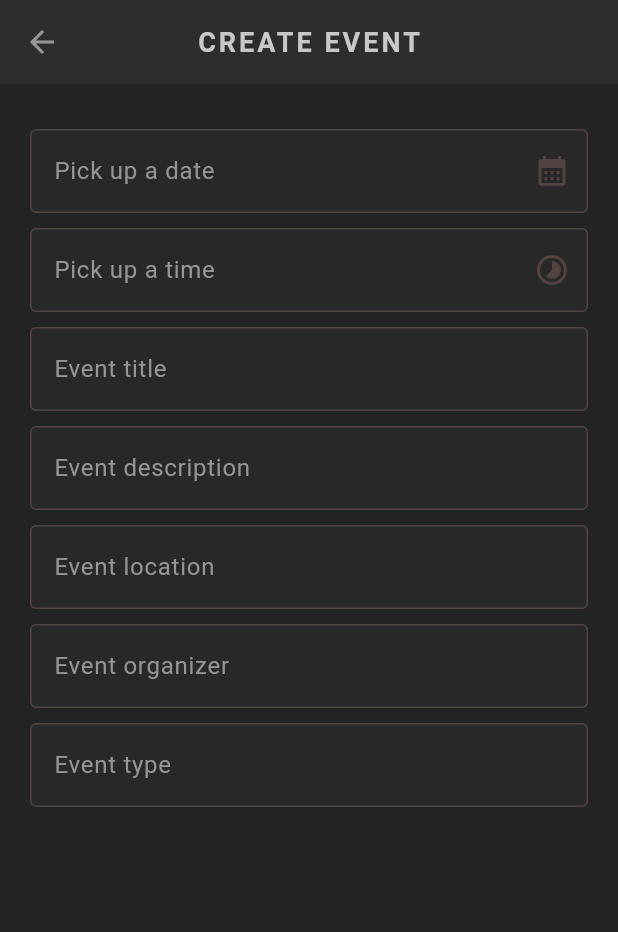
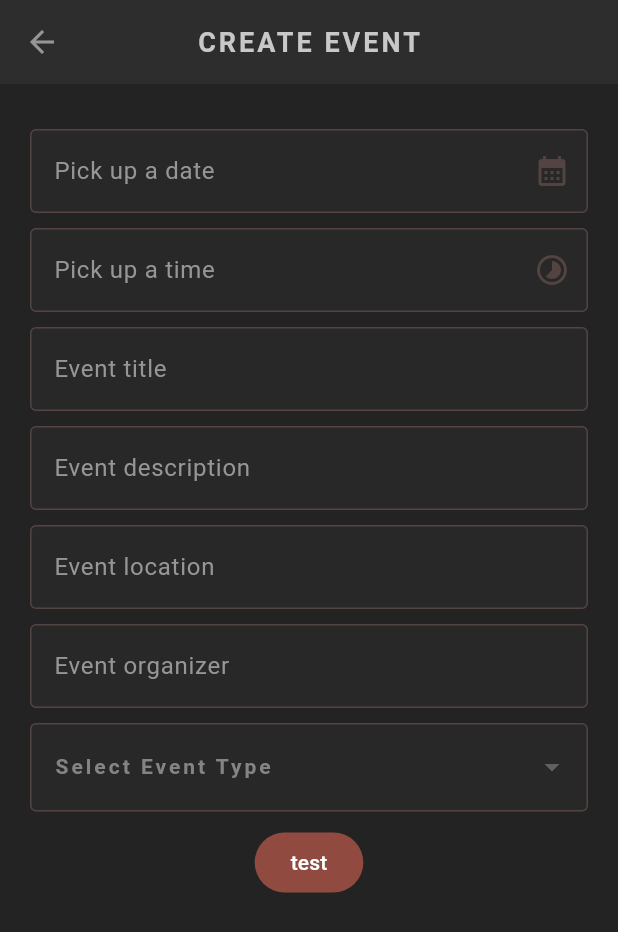
Before and after one commit to mxie10/pandahub-frontend-flutter, a Flutter app: the CreateScreen screen opened directly, on a phone screen of 412 x 824 dp. Shown: the top 932 px of the screen. Run offline on Flutter 3.47's test engine with Material 3 defaults, Android fonts, the phone set to English and light mode, and no system bars; our stand-ins replace cloud_firestore, firebase_core, google_fonts; accounts and stored records are empty; Roboto replaces fonts that are missing (Kanit); statements that could not run were skipped.

Commit message:
fix dropdown list style issue

```diff
--- a/lib/screens/create/create.dart
+++ b/lib/screens/create/create.dart
@@ -2,6 +2,12 @@ import 'package:flutter/material.dart';
 import 'package:pandahubfrontend/screens/create/date_picker.dart';
 import 'package:pandahubfrontend/shared/styled_text_field.dart';
 import 'package:pandahubfrontend/shared/styled_title.dart';
+
+const List<String> eventTypeList = <String>[
+  'Conference',
+  'Workshop',
+  'Webinar',
+];
 
 class CreateScreen extends StatefulWidget {
   const CreateScreen({super.key});
@@ -19,14 +25,14 @@ class _CreateScreenState extends State<CreateScreen> {
   late final TextEditingController _descriptionController;
   late final TextEditingController _locationController;
   late final TextEditingController _organizerController;
-  late final TextEditingController _eventTypeController;
 
-  List<Map<String,dynamic>> get statsAsFormattedList => [
-    {"title":'Event title','controller':_titleController},
-    {"title":'Event description','controller':_descriptionController},
-    {"title":'Event location','controller':_locationController},
-    {"title":'Event organizer','controller':_organizerController},
-    {"title":'Event type','controller':_eventTypeController},
+  String? _selectedEventType;
+
+  List<Map<String, dynamic>> get statsAsFormattedList => [
+    {"title": 'Event title', 'controller': _titleController},
+    {"title": 'Event description', 'controller': _descriptionController},
+    {"title": 'Event location', 'controller': _locationController},
+    {"title": 'Event organizer', 'controller': _organizerController},
   ];
 
   @override
@@ -38,7 +44,6 @@ class _CreateScreenState extends State<CreateScreen> {
     _descriptionController = TextEditingController();
     _locationController = TextEditingController();
     _organizerController = TextEditingController();
-    _eventTypeController = TextEditingController();
   }
 
   @override
@@ -50,7 +55,6 @@ class _CreateScreenState extends State<CreateScreen> {
     _descriptionController.dispose();
     _locationController.dispose();
     _organizerController.dispose();
-    _eventTypeController.dispose();
     super.dispose();
   }
 
@@ -67,19 +71,64 @@ class _CreateScreenState extends State<CreateScreen> {
                 initialDate: _selectedDate,
                 initialTime: _selectedTime,
                 dateController: _dateController,
-                    timeController: _timeController
+                timeController: _timeController,
               ),
               ...statsAsFormattedList.map((item) {
                 return Padding(
                   padding: const EdgeInsets.only(bottom: 10),
                   child: StyledTextField(
                     textFieldcontroller: item['controller'],
-                        labelText: item['title']
+                    labelText: item['title'],
+                  ),
+                );
+              }),
+              // Dropdown for event types
+              Padding(
+                padding: const EdgeInsets.only(bottom: 10),
+                child: DropdownButtonFormField<String>(
+                  value: _selectedEventType,
+                  hint: const Text(
+                    'Select Event Type',
+                    style: TextStyle(
+                      color: Color.fromARGB(255, 133, 131, 131),
+                      fontSize: 14
+                    ),
+                  ),
+                  onChanged: (String? newValue) {
+                    setState(() {
+                      _selectedEventType = newValue;
+                    });
+                  },
+                  items: eventTypeList.map<DropdownMenuItem<String>>((String value) {
+                    return DropdownMenuItem<String>(
+                      value: value,
+                      child: Text(
+                        value,
+                        style: const TextStyle(
+                          color: Colors.white,
+                          fontSize: 14
+                        ),
                       ),
                     );
                   }).toList(),
+                  decoration: InputDecoration(
+                    border: OutlineInputBorder(
+                      borderRadius: BorderRadius.circular(4.0), // Rounded corners
+                      borderSide: const BorderSide(color: Colors.grey), // Border color when enabled
+                    ),
+                  ),
+                  dropdownColor: Colors.black,
+                ),
+              ),
+              FilledButton(onPressed: (){
+                print(_descriptionController.text);
+              },
+                child: const Text('test')
+              )
             ],
-          ))),
+          ),
+        ),
+      ),
     );
   }
 }
```
Lines whose indentation alone changed are shown as unchanged.
